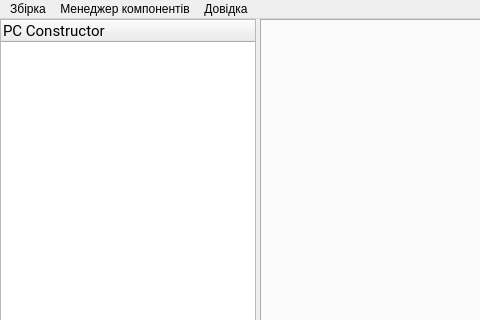
Above: src/pc_constructor.ui from doliinyk/PC-Constructor before the change; both pictures show x 0 to 480 and y 0 to 320 of the 1235 by 743 pixel window. Below: the same form after it.
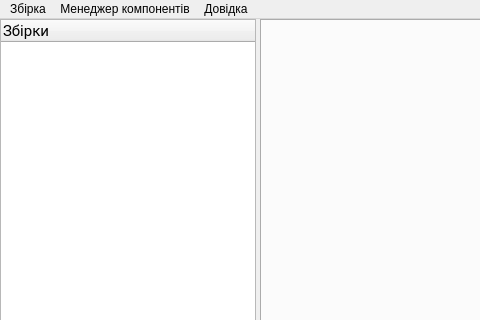
That is the form after the change. Icons and pictures are not drawn.

Patch:
```diff
--- a/src/pc_constructor.ui
+++ b/src/pc_constructor.ui
@@ -92,7 +92,7 @@
         </property>
         <column>
          <property name="text">
-          <string>PC Constructor</string>
+          <string>Збірки</string>
          </property>
         </column>
        </widget>
```
Left out of the diff: 4 changed lines with no effect on the pictures.
